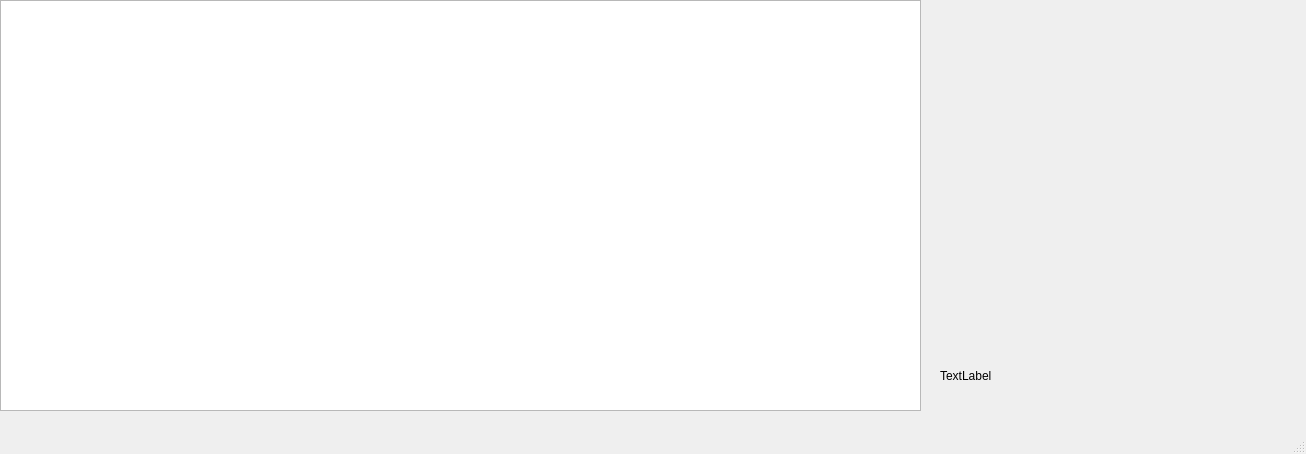
This is proyecto2/Qt/mainwindow.ui in SilvioC3/UCR_programacionConVariosEnfasis as Qt 5 draws it before an edit. The edited form follows.
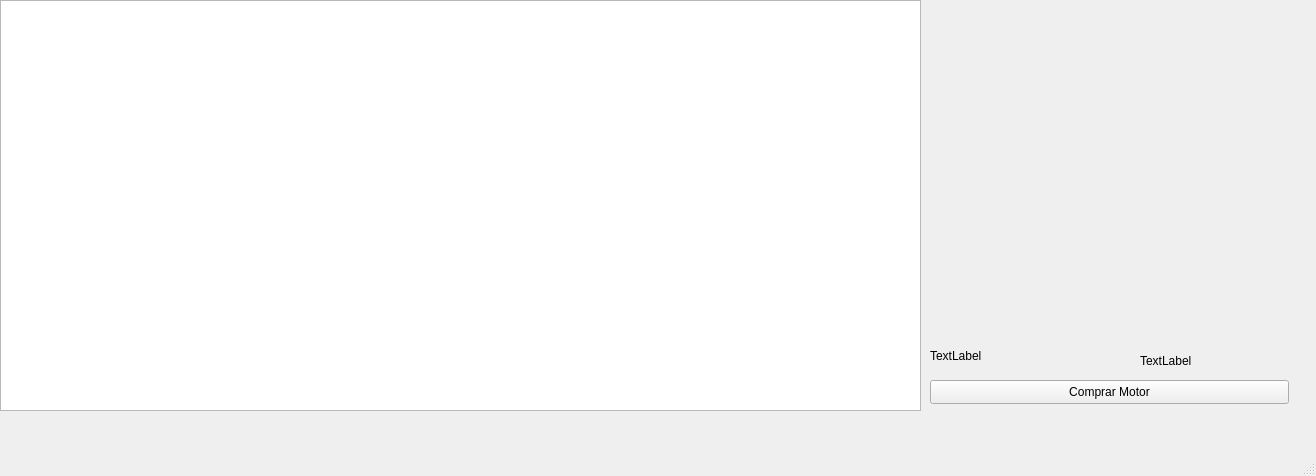
This is the edited form.

Commit message: Commit con UI completamente funcional

Patch:
```diff
--- a/proyecto2/Qt/mainwindow.ui
+++ b/proyecto2/Qt/mainwindow.ui
@@ -6,8 +6,8 @@
    <rect>
     <x>0</x>
     <y>0</y>
-    <width>1306</width>
-    <height>454</height>
+    <width>1316</width>
+    <height>476</height>
    </rect>
   </property>
   <property name="windowTitle">
@@ -63,8 +63,8 @@
     <widget class="QLabel" name="labelBateria">
      <property name="geometry">
       <rect>
-       <x>10</x>
-       <y>360</y>
+       <x>0</x>
+       <y>340</y>
        <width>251</width>
        <height>31</height>
       </rect>
@@ -73,6 +73,32 @@
       <string>TextLabel</string>
      </property>
     </widget>
+    <widget class="QLabel" name="labelRecursos">
+     <property name="geometry">
+      <rect>
+       <x>210</x>
+       <y>350</y>
+       <width>131</width>
+       <height>21</height>
+      </rect>
+     </property>
+     <property name="text">
+      <string>TextLabel</string>
+     </property>
+    </widget>
+    <widget class="QPushButton" name="btnMotorPlasma">
+     <property name="geometry">
+      <rect>
+       <x>0</x>
+       <y>380</y>
+       <width>359</width>
+       <height>24</height>
+      </rect>
+     </property>
+     <property name="text">
+      <string>Comprar Motor</string>
+     </property>
+    </widget>
    </widget>
   </widget>
   <widget class="QMenuBar" name="menubar">
```
Left out of the diff: 2 changed lines with no effect on the pictures. The commit also changes 4 other files.
